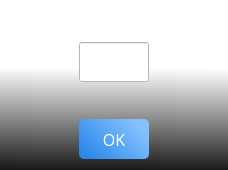
First picture: the form in itDialog.ui, repository salara1960/hexSerial, before the edit.
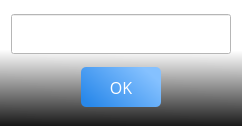
Second picture: the form after the edit. Icons and pictures are not drawn.

The edit to the form file:
```diff
--- a/itDialog.ui
+++ b/itDialog.ui
@@ -6,8 +6,8 @@
    <rect>
     <x>0</x>
     <y>0</y>
-    <width>227</width>
-    <height>170</height>
+    <width>241</width>
+    <height>126</height>
    </rect>
   </property>
   <property name="font">
@@ -30,33 +30,7 @@
    <string notr="true">background-color: qlineargradient(spread:pad, x1:0.527609, y1:1, x2:0.532739, y2:0.397727, stop:0 rgba(25, 25, 25, 255), stop:1 rgba(255, 255, 255, 255));</string>
   </property>
   <layout class="QGridLayout" name="gridLayout">
-   <item row="0" column="1">
-    <spacer name="verticalSpacer_3">
-     <property name="orientation">
-      <enum>Qt::Vertical</enum>
-     </property>
-     <property name="sizeHint" stdset="0">
-      <size>
-       <width>20</width>
-       <height>17</height>
-      </size>
-     </property>
-    </spacer>
-   </item>
-   <item row="1" column="0">
-    <spacer name="horizontalSpacer">
-     <property name="orientation">
-      <enum>Qt::Horizontal</enum>
-     </property>
-     <property name="sizeHint" stdset="0">
-      <size>
-       <width>61</width>
-       <height>20</height>
-      </size>
-     </property>
-    </spacer>
-   </item>
-   <item row="1" column="1">
+   <item row="0" column="0" colspan="3">
     <widget class="QLineEdit" name="line">
      <property name="sizePolicy">
       <sizepolicy hsizetype="Preferred" vsizetype="Fixed">
@@ -66,49 +40,44 @@
      </property>
      <property name="minimumSize">
       <size>
-       <width>70</width>
+       <width>220</width>
        <height>40</height>
       </size>
      </property>
      <property name="maximumSize">
       <size>
-       <width>70</width>
+       <width>220</width>
        <height>40</height>
       </size>
      </property>
+     <property name="font">
+      <font>
+       <pointsize>11</pointsize>
+      </font>
+     </property>
      <property name="styleSheet">
       <string notr="true">background-color: rgb(255, 255, 255);
 border-color: qlineargradient(spread:pad, x1:0.527609, y1:1, x2:0.532739, y2:0.397727, stop:0 rgba(25, 25, 25, 255), stop:1 rgba(255, 255, 255, 255));</string>
      </property>
+     <property name="alignment">
+      <set>Qt::AlignCenter</set>
+     </property>
     </widget>
    </item>
-   <item row="1" column="2">
-    <spacer name="horizontalSpacer_2">
+   <item row="1" column="0">
+    <spacer name="horizontalSpacer">
      <property name="orientation">
       <enum>Qt::Horizontal</enum>
      </property>
      <property name="sizeHint" stdset="0">
       <size>
-       <width>60</width>
-       <height>20</height>
+       <width>54</width>
+       <height>48</height>
       </size>
      </property>
     </spacer>
    </item>
-   <item row="2" column="0" colspan="3">
-    <spacer name="verticalSpacer">
-     <property name="orientation">
-      <enum>Qt::Vertical</enum>
-     </property>
-     <property name="sizeHint" stdset="0">
-      <size>
-       <width>206</width>
-       <height>24</height>
-      </size>
-     </property>
-    </spacer>
-   </item>
-   <item row="3" column="1">
+   <item row="1" column="1">
     <widget class="QPushButton" name="but_ok">
      <property name="sizePolicy">
       <sizepolicy hsizetype="Fixed" vsizetype="Fixed">
@@ -118,13 +87,13 @@
      </property>
      <property name="minimumSize">
       <size>
-       <width>70</width>
+       <width>80</width>
        <height>40</height>
       </size>
      </property>
      <property name="maximumSize">
       <size>
-       <width>70</width>
+       <width>80</width>
        <height>40</height>
       </size>
      </property>
@@ -155,6 +124,19 @@
      </property>
     </widget>
    </item>
+   <item row="1" column="2">
+    <spacer name="horizontalSpacer_4">
+     <property name="orientation">
+      <enum>Qt::Horizontal</enum>
+     </property>
+     <property name="sizeHint" stdset="0">
+      <size>
+       <width>59</width>
+       <height>48</height>
+      </size>
+     </property>
+    </spacer>
+   </item>
   </layout>
  </widget>
  <resources/>
```
